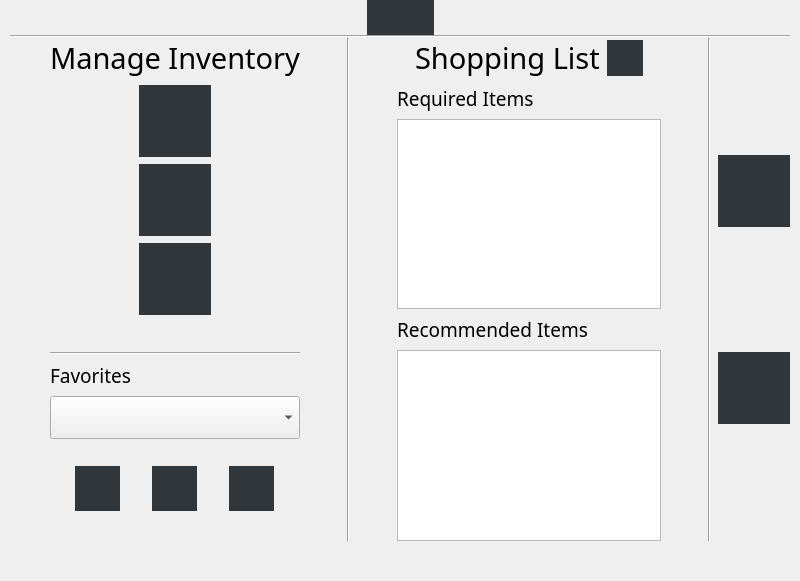
Qt form mainWindow.ui (addisonElliott/SmartShopTouchScreen) before a commit.
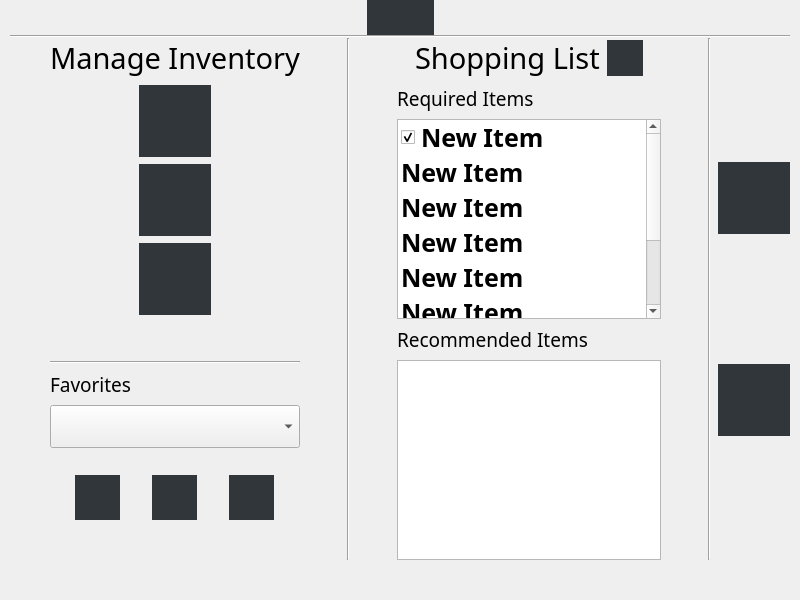
The same form after that commit. Icons and pictures are not drawn.

Commit message: Made changes to favorite window.

```diff
--- a/mainWindow.ui
+++ b/mainWindow.ui
@@ -10,7 +10,7 @@
     <x>0</x>
     <y>0</y>
     <width>800</width>
-    <height>581</height>
+    <height>600</height>
    </rect>
   </property>
   <property name="sizePolicy">
@@ -658,6 +658,55 @@
             <pointsize>19</pointsize>
            </font>
           </property>
+          <property name="editTriggers">
+           <set>QAbstractItemView::NoEditTriggers</set>
+          </property>
+          <item>
+           <property name="text">
+            <string>New Item</string>
+           </property>
+           <property name="checkState">
+            <enum>Checked</enum>
+           </property>
+           <property name="flags">
+            <set>ItemIsSelectable|ItemIsEditable|ItemIsDragEnabled|ItemIsUserCheckable|ItemIsEnabled</set>
+           </property>
+          </item>
+          <item>
+           <property name="text">
+            <string>New Item</string>
+           </property>
+          </item>
+          <item>
+           <property name="text">
+            <string>New Item</string>
+           </property>
+          </item>
+          <item>
+           <property name="text">
+            <string>New Item</string>
+           </property>
+          </item>
+          <item>
+           <property name="text">
+            <string>New Item</string>
+           </property>
+          </item>
+          <item>
+           <property name="text">
+            <string>New Item</string>
+           </property>
+          </item>
+          <item>
+           <property name="text">
+            <string>New Item</string>
+           </property>
+          </item>
+          <item>
+           <property name="text">
+            <string>New Item</string>
+           </property>
+          </item>
          </widget>
         </item>
         <item>
```
The commit also changes 2 other files.
